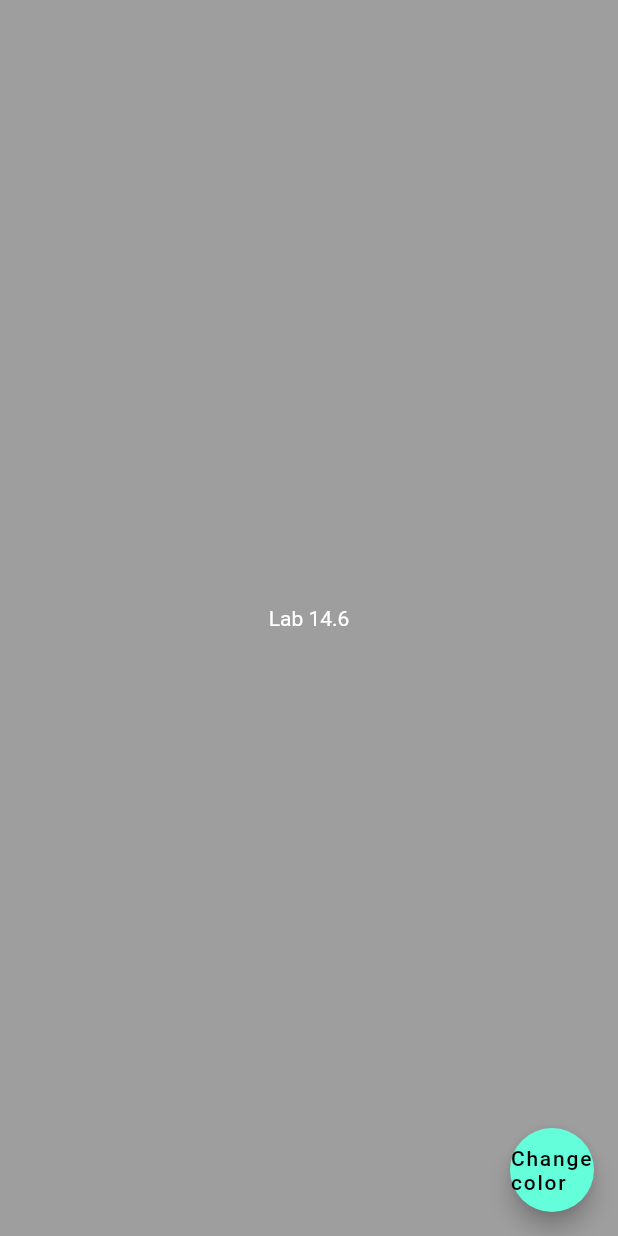
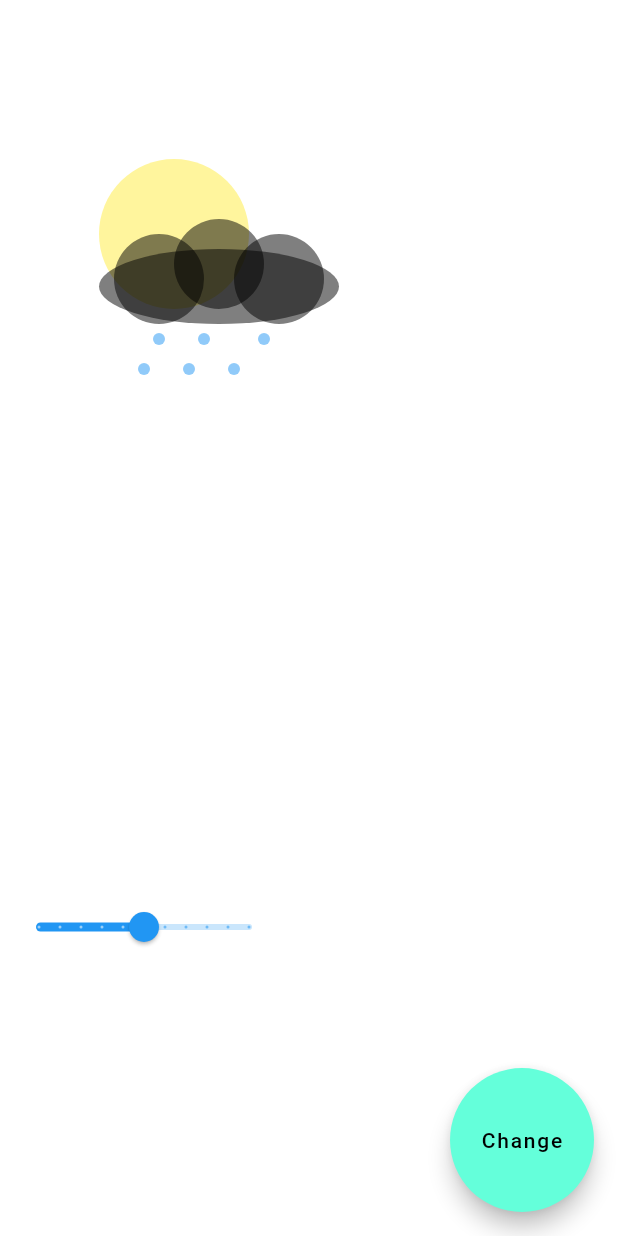
Before and after one commit to KataevYuri/Advanced_widgets, a Flutter app: the screen it shows after launch, on a phone screen of 412 x 824 dp. Run offline on Flutter 3.47's test engine with Material 2 defaults, Android fonts, the phone set to English and light mode, and no system bars.

Commit message:
all ready

```diff
--- a/advanced_widgets_app/lib/app_theme.dart
+++ b/advanced_widgets_app/lib/app_theme.dart
@@ -1,7 +1,7 @@
 import 'package:flutter/material.dart';
 
 class AppTheme extends InheritedWidget {
-  final Color color;
+  final Color? color;
 
   const AppTheme({super.key, required super.child, required this.color});
 
@@ -11,6 +11,6 @@ class AppTheme extends InheritedWidget {
 
   @override
   bool updateShouldNotify(AppTheme oldWidget) {
-    return true;
+    return color != oldWidget.color;
   }
 }
--- a/advanced_widgets_app/lib/home_page.dart
+++ b/advanced_widgets_app/lib/home_page.dart
@@ -1,5 +1,8 @@
 import 'package:advanced_widgets_app/app_theme.dart';
 import 'package:flutter/material.dart';
+
+import 'shadow_widget.dart';
+import 'weather_indicator.dart';
 
 class HomePage extends StatefulWidget {
   const HomePage({
@@ -10,23 +13,101 @@ class HomePage extends StatefulWidget {
   State<HomePage> createState() => _HomePageState();
 }
 
-class _HomePageState extends State<HomePage> {
+class _HomePageState extends State<HomePage> with TickerProviderStateMixin {
+  double ws = 0.5;
+  late AnimationController controller;
+  late Animation<double> animation;
+  bool isAnimated = false;
+
+  @override
+  void initState() {
+    super.initState();
+    controller = AnimationController(
+        duration: const Duration(milliseconds: 500), vsync: this);
+    animation = Tween(begin: 1.0, end: 2.0).animate(controller)
+      ..addStatusListener(
+          (status) => isAnimated = status == AnimationStatus.completed);
+  }
+
+  @override
+  void dispose() {
+    controller.dispose();
+
+    super.dispose();
+  }
+
   @override
   Widget build(BuildContext context) {
     return AppTheme(
-      color: Colors.grey,
+      color: Colors.white,
       child: Builder(builder: (innerContext) {
-        Color scaffoldColor = AppTheme.of(innerContext)!.color;
+        Color? scaffoldColor = AppTheme.of(innerContext)!.color;
 
         return Scaffold(
-          body: const Center(
-            child: Text('Lab 14.6'),
+          body: Center(
+            child: Column(
+              mainAxisAlignment: MainAxisAlignment.spaceAround,
+              children: [
+                GestureDetector(
+                  onTap: () {
+                    isAnimated ? controller.reverse() : controller.forward();
+                    isAnimated = !isAnimated;
+                  },
+                  child: AnimatedBuilder(
+                    animation: animation,
+                    builder: (context, child) {
+                      return Column(
+                        children: [
+                          SizedBox(
+                            width: 300,
+                            height: 200,
+                            // color: Colors.amber,
+                            child: Transform.scale(
+                              scale: animation.value,
+                              child: CustomPaint(
+                                painter: WeatherIndicator(wheatherState: ws),
+                              ),
+                            ),
+                          ),
+                          isAnimated
+                              ? const ShadowWidget(
+                                  child: Text(
+                                  'TEMPERATURE = 25',
+                                  style: TextStyle(
+                                      color: Colors.blueGrey, fontSize: 32),
+                                ))
+                              : Container(),
+                        ],
+                      );
+                    },
+                  ),
+                ),
+                SizedBox(
+                  height: 200,
+                  child: Row(
+                    children: [
+                      Slider(
+                        label: ws.toString(),
+                        value: ws,
+                        max: 1,
+                        divisions: 10,
+                        min: 0,
+                        onChanged: (double value) => setState(
+                          () => ws = value,
+                        ),
+                      ),
+                    ],
+                  ),
+                )
+              ],
+            ),
           ),
           backgroundColor: scaffoldColor,
-          floatingActionButton: FloatingActionButton(
-            child: const Text('Change color'),
+          floatingActionButton: FloatingActionButton.large(
+            child: const Center(child: Text('Change')),
             onPressed: () => setState(() {
-              //scaffoldColor = Colors.amberAccent;
+              // как изменить инхерит виджет чтобы цвет поменялся
+              scaffoldColor = Colors.amberAccent;
             }),
           ),
         );
--- a/advanced_widgets_app/lib/main.dart
+++ b/advanced_widgets_app/lib/main.dart
@@ -1,8 +1,7 @@
+import 'package:advanced_widgets_app/home_page.dart';
 import 'package:flutter/material.dart';
 
-import 'home_page.dart';
-
-void main() {
+void main() async {
   runApp(const MainApp());
 }
 
--- /dev/null
+++ b/advanced_widgets_app/lib/shadow_widget.dart
@@ -0,0 +1,26 @@
+import 'package:flutter/material.dart';
+import 'package:flutter/rendering.dart';
+
+class ShadowWidget extends SingleChildRenderObjectWidget {
+  const ShadowWidget({
+    required Widget child,
+    super.key,
+  }) : super(child: child);
+
+  @override
+  RenderText createRenderObject(BuildContext context) {
+    return RenderText();
+  }
+}
+
+class RenderText extends RenderProxyBox {
+  RenderText({RenderBox? child}) : super(child);
+
+  @override
+  void paint(PaintingContext context, Offset offset) {
+    if (child != null) {
+      context.paintChild(child!, offset);
+      context.paintChild(child!, Offset(offset.dx + 3, offset.dy + 3));
+    }
+  }
+}
--- /dev/null
+++ b/advanced_widgets_app/lib/weather_indicator.dart
@@ -0,0 +1,42 @@
+import 'package:flutter/material.dart';
+
+class WeatherIndicator extends CustomPainter {
+  WeatherIndicator({
+    required this.wheatherState,
+  }) {
+    sunOpacity = wheatherState;
+    rainOpacity = 1 - wheatherState;
+  }
+
+  final double wheatherState;
+  double sunOpacity = 0;
+  double rainOpacity = 0;
+
+  @override
+  void paint(Canvas canvas, Size size) {
+    final paint = Paint()..color = Colors.grey;
+    //canvas.drawRect(Rect.fromLTWH(0, 0, size.width, size.height), paint);
+    paint.color = Colors.yellow.withOpacity(wheatherState);
+    canvas.drawCircle(const Offset(60, 50), 50, paint);
+
+    paint.color = Colors.black.withOpacity(rainOpacity);
+
+    canvas.drawCircle(const Offset(50, 80), 30, paint);
+    canvas.drawCircle(const Offset(90, 70), 30, paint);
+    canvas.drawCircle(const Offset(130, 80), 30, paint);
+    canvas.drawOval(
+        Rect.fromPoints(const Offset(10, 60), const Offset(170, 110)), paint);
+
+    paint.color = Colors.blue.withOpacity(rainOpacity);
+
+    canvas.drawCircle(const Offset(50, 120), 4, paint);
+    canvas.drawCircle(const Offset(80, 120), 4, paint);
+    canvas.drawCircle(const Offset(120, 120), 4, paint);
+    canvas.drawCircle(const Offset(40, 140), 4, paint);
+    canvas.drawCircle(const Offset(70, 140), 4, paint);
+    canvas.drawCircle(const Offset(100, 140), 4, paint);
+  }
+
+  @override
+  bool shouldRepaint(covariant CustomPainter oldDelegate) => false;
+}
```
